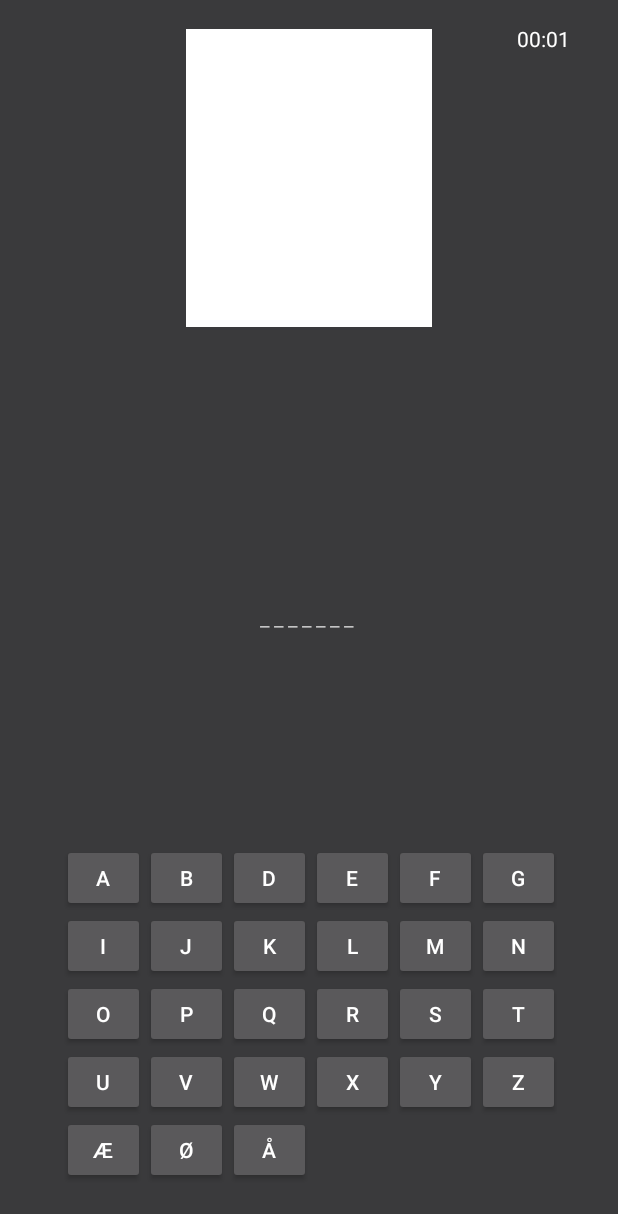
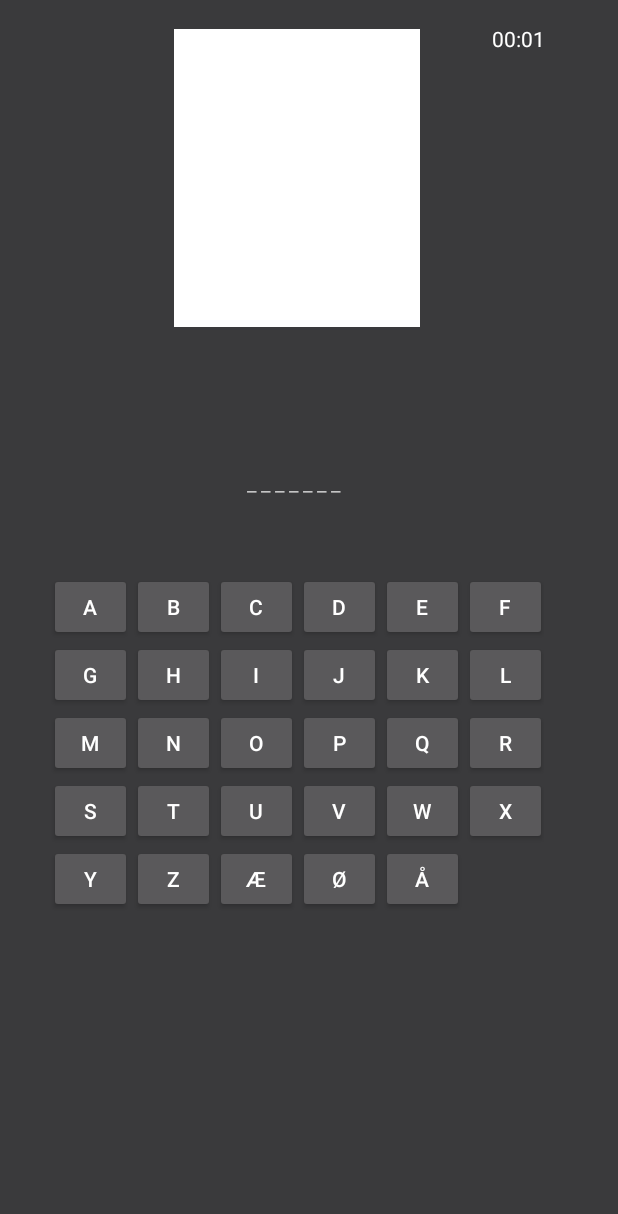
Before and after one commit to uruloke/Galgeleg, an Android app: the screen it shows after launch (Game before the commit, MainActivity after it), after a tap on "START", on a phone screen of 412 x 824 dp. Shown: the top 1214 px of the screen. Run offline under Robolectric (Android 15) with nearby library versions, the phone set to English and light mode, and no system bars; 3 statements that could not run were skipped.

Commit message:
Updated to use fragments.

```diff
--- a/app/src/main/AndroidManifest.xml
+++ b/app/src/main/AndroidManifest.xml
@@ -23,7 +23,6 @@
                 <category android:name="android.intent.category.LAUNCHER" />
             </intent-filter>
         </activity>
-        <activity android:name=".Game" />
 
         <meta-data
             android:name="com.google.android.gms.games.APP_ID"
--- a/app/src/main/java/dk/lost_world/Hangman/Game.java
+++ b/app/src/main/java/dk/lost_world/Hangman/Game.java
@@ -1,86 +1,60 @@
 package dk.lost_world.Hangman;
 
+
 import android.app.AlertDialog;
-import android.content.DialogInterface;
-import android.content.Intent;
+import android.app.Fragment;
+import android.os.Bundle;
 import android.os.SystemClock;
 import android.support.annotation.NonNull;
-import android.support.annotation.Nullable;
-import android.support.v7.app.AppCompatActivity;
-import android.os.Bundle;
 import android.text.format.DateFormat;
-import android.util.Log;
+import android.view.LayoutInflater;
 import android.view.View;
+import android.view.ViewGroup;
 import android.widget.Button;
 import android.widget.Chronometer;
-import android.widget.EditText;
 import android.widget.ImageView;
 import android.widget.TextView;
 
-import com.google.android.gms.common.ConnectionResult;
-import com.google.android.gms.common.api.GoogleApiClient;
-import com.google.android.gms.common.api.GoogleApiClient.ConnectionCallbacks;
-import com.google.android.gms.common.api.GoogleApiClient.OnConnectionFailedListener;
 import com.google.android.gms.games.Games;
 
 import org.apache.commons.lang3.StringUtils;
+
+import java.util.ArrayList;
 
 import dk.lost_world.Hangman.Hangman.HangmanWrapper;
 import dk.lost_world.Hangman.Hangman.OnGameDoneListener;
 import dk.lost_world.Hangman.Hangman.OnGameStartListener;
 
-public class Game extends AppCompatActivity implements OnGameDoneListener, OnGameStartListener, ConnectionCallbacks, OnConnectionFailedListener {
+import static dk.lost_world.Hangman.MainActivity.mGoogleApiClient;
 
-    private GoogleApiClient mGoogleApiClient;
+public class Game extends Fragment implements OnGameDoneListener, OnGameStartListener, View.OnClickListener {
+
     protected HangmanWrapper hangman;
     protected TextView word;
     protected ImageView hangmanView;
     private Chronometer mChronometer;
 
     @Override
-    protected void onCreate(Bundle savedInstanceState) {
-        super.onCreate(savedInstanceState);
-        setContentView(R.layout.activity_game);
-        hangmanView = findViewById(R.id.hangmanView);
-        mChronometer = findViewById(R.id.gameTime);
-        word = findViewById(R.id.word);
+    public View onCreateView(LayoutInflater inflater, ViewGroup container,
+                             Bundle savedInstanceState) {
+        View root = inflater.inflate(R.layout.fragment_game, container, false);
 
-        hangman = new HangmanWrapper();
+        hangman = HangmanWrapper.getInstance();
+        hangmanView = root.findViewById(R.id.hangmanView);
+        mChronometer = root.findViewById(R.id.gameTime);
+        word = root.findViewById(R.id.word);
+
         hangman.addGameDoneCallback(this);
         hangman.addGameStartCallback(this);
 
         word.setText(StringUtils.repeat("_ ", hangman.word().length()));
 
-        // Create the Google Api Client with access to Games
-        mGoogleApiClient = new GoogleApiClient.Builder(this)
-                .addConnectionCallbacks(this)
-                .addOnConnectionFailedListener(this)
-                .addApi(Games.API).addScope(Games.SCOPE_GAMES)
-                .build();
-
+        ArrayList<View> allButtons;
+        allButtons = root.findViewById(R.id.gridLayout).getTouchables();
+        allButtons.forEach(view -> view.setOnClickListener(this));
 
         hangman.start();
-    }
-
-    public void guessWord(View view) {
-        Button button = ((Button) view);
-        hangman.guess(Character.toLowerCase(button.getText().charAt(0)));
-        word.setText(StringUtils.replace(hangman.currentVisibleWord(), "*", "_ "));
-
-        setHangmanImageByWrongGuesses();
-        button.setEnabled(false);
-    }
-
-    @Override
-    protected void onStart() {
-        super.onStart();
-        mGoogleApiClient.connect();
-    }
-
-    @Override
-    protected void onStop() {
-        super.onStop();
-        mGoogleApiClient.disconnect();
+        return root;
     }
 
     @Override
@@ -96,12 +70,14 @@ public class Game extends AppCompatActivity implements OnGameDoneListener, OnGam
             Games.Leaderboards.submitScore(mGoogleApiClient, getString(R.string.leaderboard_score), score);
         }
 
-        AlertDialog.Builder builder = new AlertDialog.Builder(this);
+        AlertDialog.Builder builder = new AlertDialog.Builder(getContext());
         builder.setMessage(message);
         builder.setCancelable(false);
         builder.setPositiveButton("OK", (dialog, id) -> {
-            Intent intent = new Intent(this, MainActivity.class);
-            startActivity(intent);
+            getFragmentManager().beginTransaction()
+                    .remove(this)
+                    .add(R.id.fragmentView, new Menu())
+                    .commit();
         });
         AlertDialog alert = builder.create();
         alert.show();
@@ -117,17 +93,13 @@ public class Game extends AppCompatActivity implements OnGameDoneListener, OnGam
     }
 
     @Override
-    public void onConnected(@Nullable Bundle bundle) {
-    }
+    public void onClick(View v) {
+        Button button = ((Button) v);
+        hangman.guess(Character.toLowerCase(button.getText().charAt(0)));
+        word.setText(StringUtils.replace(hangman.currentVisibleWord(), "*", "_ "));
 
-    @Override
-    public void onConnectionSuspended(int i) {
-        mGoogleApiClient.connect();
-    }
-
-    @Override
-    public void onConnectionFailed(@NonNull ConnectionResult connectionResult) {
-        Log.e("Connection failed", connectionResult.toString());
+        setHangmanImageByWrongGuesses();
+        button.setEnabled(false);
     }
 
     private void setHangmanImageByWrongGuesses() {
--- a/app/src/main/java/dk/lost_world/Hangman/Hangman/Hangman.java
+++ b/app/src/main/java/dk/lost_world/Hangman/Hangman/Hangman.java
@@ -1,7 +1,4 @@
 package dk.lost_world.Hangman.Hangman;
-
-import android.os.Build;
-import android.support.annotation.RequiresApi;
 
 import java.io.BufferedReader;
 import java.io.IOException;
@@ -12,7 +9,7 @@ import java.util.Arrays;
 import java.util.HashSet;
 import java.util.Random;
 
-public class Hangman {
+class Hangman {
     private ArrayList<String> possibleWords = new ArrayList<>();
     private String word;
     private ArrayList<String> usedLetters = new ArrayList<>();
@@ -76,7 +73,6 @@ public class Hangman {
         updateVisibleWord();
     }
 
-    @RequiresApi(api = Build.VERSION_CODES.N)
     private void updateVisibleWord() {
         visibleWord = "";
         wonGame = true;
--- a/app/src/main/java/dk/lost_world/Hangman/Hangman/HangmanWrapper.java
+++ b/app/src/main/java/dk/lost_world/Hangman/Hangman/HangmanWrapper.java
@@ -8,7 +8,13 @@ public class HangmanWrapper extends Hangman {
     private ArrayList<OnGameStartListener> gameStartListeners;
     private boolean started = false;
 
-    public HangmanWrapper() {
+    private static final HangmanWrapper instance = new HangmanWrapper();
+
+    public static HangmanWrapper getInstance() {
+        return instance;
+    }
+
+    private HangmanWrapper() {
         super();
         gameDoneListeners = new ArrayList<>();
         gameStartListeners = new ArrayList<>();
--- a/app/src/main/java/dk/lost_world/Hangman/MainActivity.java
+++ b/app/src/main/java/dk/lost_world/Hangman/MainActivity.java
@@ -1,26 +1,28 @@
 package dk.lost_world.Hangman;
 
-import android.content.Intent;
+import android.content.pm.ActivityInfo;
+import android.os.Bundle;
 import android.support.annotation.NonNull;
 import android.support.annotation.Nullable;
 import android.support.v7.app.AppCompatActivity;
-import android.os.Bundle;
 import android.util.Log;
-import android.view.View;
 
 import com.google.android.gms.common.ConnectionResult;
 import com.google.android.gms.common.api.GoogleApiClient;
 import com.google.android.gms.games.Games;
 
+import dk.lost_world.Hangman.Hangman.HangmanWrapper;
+
 
 public class MainActivity extends AppCompatActivity implements GoogleApiClient.ConnectionCallbacks, GoogleApiClient.OnConnectionFailedListener{
 
-    private GoogleApiClient mGoogleApiClient;
+    public static GoogleApiClient mGoogleApiClient;
 
     @Override
     protected void onCreate(Bundle savedInstanceState) {
         super.onCreate(savedInstanceState);
 
+        setRequestedOrientation(ActivityInfo.SCREEN_ORIENTATION_PORTRAIT);
         setContentView(R.layout.activiy_main);
 
         // Create the Google Api Client with access to Games
@@ -29,17 +31,12 @@ public class MainActivity extends AppCompatActivity implements GoogleApiClient.C
                 .addOnConnectionFailedListener(this)
                 .addApi(Games.API).addScope(Games.SCOPE_GAMES)
                 .build();
+
+        getFragmentManager().beginTransaction()
+                .add(R.id.fragmentView, new Menu())
+                .commit();
     }
 
-    public void startGame(View view) {
-        Intent intent = new Intent(this, Game.class);
-        startActivity(intent);
-    }
-
-    public void launchScoreBoard(View view) {
-        startActivityForResult(Games.Leaderboards.getLeaderboardIntent(mGoogleApiClient,
-                getString(R.string.leaderboard_score)), 100);
-    }
 
     @Override
     protected void onStart() {
@@ -55,7 +52,6 @@ public class MainActivity extends AppCompatActivity implements GoogleApiClient.C
 
     @Override
     public void onConnected(@Nullable Bundle bundle) {
-        findViewById(R.id.Scoreboard).setVisibility(View.VISIBLE);
     }
 
     @Override
--- /dev/null
+++ b/app/src/main/java/dk/lost_world/Hangman/Menu.java
@@ -0,0 +1,73 @@
+package dk.lost_world.Hangman;
+
+
+import android.os.Bundle;
+import android.app.Fragment;
+import android.support.annotation.Nullable;
+import android.view.LayoutInflater;
+import android.view.View;
+import android.view.ViewGroup;
+import android.widget.Button;
+
+import com.google.android.gms.common.api.GoogleApiClient;
+import com.google.android.gms.games.Games;
+
+import static dk.lost_world.Hangman.MainActivity.mGoogleApiClient;
+
+
+/**
+ * A simple {@link Fragment} subclass.
+ */
+public class Menu extends Fragment implements View.OnClickListener, GoogleApiClient.ConnectionCallbacks {
+
+    private Button playButton;
+    private Button scoreButton;
+
+    @Override
+    public View onCreateView(LayoutInflater inflater, ViewGroup container, Bundle savedInstanceState) {
+        View root = inflater.inflate(R.layout.fragment_menu, container, false);
+
+        playButton = root.findViewById(R.id.start);
+        playButton.setOnClickListener(this);
+
+        scoreButton = root.findViewById(R.id.Scoreboard);
+        scoreButton.setOnClickListener(this);
+
+        mGoogleApiClient.registerConnectionCallbacks(this);
+
+        return root;
+    }
+
+    @Override
+    public void onClick(View v) {
+        if(v == playButton) {
+            startGame();
+        }
+        else if(v == scoreButton) {
+            launchScoreBoard();
+        }
+    }
+
+
+    public void startGame() {
+        getFragmentManager().beginTransaction()
+                .add(R.id.fragmentView, new Game())
+                .addToBackStack("StartGame")
+                .remove(this)
+                .commit();
+    }
+
+    public void launchScoreBoard() {
+        startActivityForResult(Games.Leaderboards.getLeaderboardIntent(mGoogleApiClient,getString(R.string.leaderboard_score)), 100);
+    }
+
+    @Override
+    public void onConnected(@Nullable Bundle bundle) {
+        getView().findViewById(R.id.Scoreboard).setVisibility(View.VISIBLE);
+    }
+
+    @Override
+    public void onConnectionSuspended(int i) {
+
+    }
+}
--- a/app/src/main/res/layout/activiy_main.xml
+++ b/app/src/main/res/layout/activiy_main.xml
@@ -1,63 +1,14 @@
 <?xml version="1.0" encoding="utf-8"?>
 <android.support.constraint.ConstraintLayout
-    xmlns:android="http://schemas.android.com/apk/res/android"
-    xmlns:app="http://schemas.android.com/apk/res-auto"
-    android:background="@color/windowBackground"
-    xmlns:tools="http://schemas.android.com/tools" android:layout_width="match_parent"
-    android:layout_height="match_parent" tools:context="dk.lost_world.Hangman.MainActivity">w
+xmlns:android="http://schemas.android.com/apk/res/android"
+xmlns:app="http://schemas.android.com/apk/res-auto"
+android:background="@color/windowBackground"
+xmlns:tools="http://schemas.android.com/tools" android:layout_width="match_parent"
+android:layout_height="match_parent" tools:context="dk.lost_world.Hangman.MainActivity">
 
-    <Button
-        android:id="@+id/start"
-        android:layout_width="0dp"
-        android:layout_height="95dp"
-        android:text="@string/start"
-        tools:layout_constraintRight_creator="1"
-        app:layout_constraintRight_toRightOf="parent"
-        tools:layout_constraintLeft_creator="1"
-        app:layout_constraintLeft_toLeftOf="parent"
-        app:layout_constraintHorizontal_bias="0.503"
-        tools:layout_constraintBottom_creator="1"
-        android:layout_marginStart="67dp"
-        app:layout_constraintBottom_toBottomOf="parent"
-        android:layout_marginEnd="67dp"
-        android:onClick="startGame"
-        android:layout_marginBottom="187dp" />
-
-    <Button
-        android:visibility="invisible"
-        android:id="@+id/Scoreboard"
-        android:onClick="launchScoreBoard"
-        android:layout_width="0dp"
-        android:layout_height="85dp"
-        android:text="@string/scoreboard"
-        tools:layout_constraintTop_creator="1"
-        tools:layout_constraintRight_creator="1"
-        app:layout_constraintRight_toRightOf="parent"
-        android:layout_marginTop="65dp"
-        app:layout_constraintTop_toBottomOf="@+id/start"
-        tools:layout_constraintLeft_creator="1"
-        app:layout_constraintLeft_toLeftOf="parent"
-        app:layout_constraintHorizontal_bias="0.502"
-        android:layout_marginStart="67dp"
-        android:layout_marginEnd="67dp" />
-
-    <ImageView
-        android:id="@+id/imageView2"
-        android:layout_width="0dp"
-        android:layout_height="0dp"
-        app:srcCompat="@drawable/homescreen_image"
-        tools:layout_constraintTop_creator="1"
-        tools:layout_constraintRight_creator="1"
-        tools:layout_constraintBottom_creator="1"
-        app:layout_constraintBottom_toTopOf="@+id/start"
-        android:layout_marginStart="33dp"
-        android:layout_marginEnd="33dp"
-        app:layout_constraintRight_toRightOf="parent"
-        android:layout_marginTop="16dp"
-        tools:layout_constraintLeft_creator="1"
-        android:layout_marginBottom="34dp"
-        app:layout_constraintLeft_toLeftOf="parent"
-        app:layout_constraintTop_toTopOf="parent"
-        android:contentDescription="" />
-
+<FrameLayout
+    android:id="@+id/fragmentView"
+    android:layout_width="395dp"
+    android:layout_height="643dp"
+    />
 </android.support.constraint.ConstraintLayout>
--- a/app/src/main/res/layout/activity_game.xml
+++ b/app/src/main/res/layout/fragment_game.xml
@@ -4,7 +4,7 @@
     xmlns:tools="http://schemas.android.com/tools"
     android:layout_width="match_parent"
     android:layout_height="match_parent"
-    tools:context="dk.lost_world.Hangman.Game">
+    tools:context="dk.lost_world.Hangman.game2">
 
     <ImageView
         android:id="@+id/hangmanView"
@@ -64,191 +64,183 @@
             android:id="@+id/press_a"
             android:layout_width="55dp"
             android:layout_height="45dp"
-            android:onClick="guessWord"
+
             android:text="A" />
 
         <Button
             android:id="@+id/press_b"
             android:layout_width="55dp"
             android:layout_height="45dp"
-            android:onClick="guessWord"
+
             android:text="B" />
+
+        <Button
+            android:id="@+id/press_c"
+            android:layout_width="55dp"
+            android:layout_height="45dp"
+
+            android:text="C" />
 
         <Button
             android:id="@+id/press_d"
             android:layout_width="55dp"
             android:layout_height="45dp"
-            android:onClick="guessWord"
+
             android:text="D" />
 
         <Button
             android:id="@+id/press_e"
             android:layout_width="55dp"
             android:layout_height="45dp"
-            android:onClick="guessWord"
+
             android:text="E" />
 
         <Button
             android:id="@+id/press_f"
             android:layout_width="55dp"
             android:layout_height="45dp"
-            android:onClick="guessWord"
+
             android:text="F" />
 
         <Button
             android:id="@+id/press_g"
             android:layout_width="55dp"
             android:layout_height="45dp"
-            android:onClick="guessWord"
+
             android:text="G" />
 
+        <Button
+            android:id="@+id/press_h"
+            android:layout_width="55dp"
+            android:layout_height="45dp"
+
+            android:text="H" />
         <Button
             android:id="@+id/press_i"
             android:layout_width="55dp"
             android:layout_height="45dp"
-            android:onClick="guessWord"
+
             android:text="I" />
-
         <Button
             android:id="@+id/press_j"
             android:layout_width="55dp"
             android:layout_height="45dp"
-            android:onClick="guessWord"
+
             android:text="J" />
-
         <Button
             android:id="@+id/press_k"
             android:layout_width="55dp"
             android:layout_height="45dp"
-            android:onClick="guessWord"
+
             android:text="K" />
-
         <Button
             android:id="@+id/press_l"
             android:layout_width="55dp"
             android:layout_height="45dp"
-            android:onClick="guessWord"
+
             android:text="L" />
-
         <Button
             android:id="@+id/press_m"
             android:layout_width="55dp"
             android:layout_height="45dp"
-            android:onClick="guessWord"
+
             android:text="M" />
-
         <Button
             android:id="@+id/press_n"
             android:layout_width="55dp"
             android:layout_height="45dp"
-            android:onClick="guessWord"
+
             android:text="N" />
-
         <Button
             android:id="@+id/press_o"
             android:layout_width="55dp"
             android:layout_height="45dp"
-            android:onClick="guessWord"
+
             android:text="O" />
-
         <Button
             android:id="@+id/press_p"
             android:layout_width="55dp"
             android:layout_height="45dp"
-            android:onClick="guessWord"
+
             android:text="P" />
-
         <Button
             android:id="@+id/press_q"
             android:layout_width="55dp"
             android:layout_height="45dp"
-            android:onClick="guessWord"
+
             android:text="Q" />
-
         <Button
             android:id="@+id/press_r"
             android:layout_width="55dp"
             android:layout_height="45dp"
-            android:onClick="guessWord"
+
             android:text="R" />
-
         <Button
             android:id="@+id/press_s"
             android:layout_width="55dp"
             android:layout_height="45dp"
-            android:onClick="guessWord"
+
             android:text="S" />
-
         <Button
             android:id="@+id/press_t"
             android:layout_width="55dp"
             android:layout_height="45dp"
-            android:onClick="guessWord"
+
             android:text="T" />
-
         <Button
             android:id="@+id/press_u"
             android:layout_width="55dp"
             android:layout_height="45dp"
-            android:onClick="guessWord"
+
             android:text="U" />
-
         <Button
             android:id="@+id/press_v"
             android:layout_width="55dp"
             android:layout_height="45dp"
-            android:onClick="guessWord"
+
             android:text="V" />
-
         <Button
             android:id="@+id/press_w"
             android:layout_width="55dp"
             android:layout_height="45dp"
-            android:onClick="guessWord"
+
             android:text="W" />
-
         <Button
             android:id="@+id/press_x"
             android:layout_width="55dp"
             android:layout_height="45dp"
-            android:onClick="guessWord"
+
             android:text="X" />
-
         <Button
             android:id="@+id/press_y"
             android:layout_width="55dp"
             android:layout_height="45dp"
-            android:onClick="guessWord"
+
             android:text="Y" />
-
         <Button
             android:id="@+id/press_z"
             android:layout_width="55dp"
             android:layout_height="45dp"
-            android:onClick="guessWord"
+
             android:text="Z" />
-
         <Button
             android:id="@+id/press_æ"
             android:layout_width="55dp"
             android:layout_height="45dp"
-            android:onClick="guessWord"
+
             android:text="Æ" />
-
         <Button
             android:id="@+id/press_ø"
             android:layout_width="55dp"
             android:layout_height="45dp"
-            android:onClick="guessWord"
+
             android:text="Ø" />
-
         <Button
             android:id="@+id/press_å"
             android:layout_width="55dp"
             android:layout_height="45dp"
-            android:onClick="guessWord"
+
             android:text="Å" />
-
     </GridLayout>
 
 
--- a/app/src/main/res/values/strings.xml
+++ b/app/src/main/res/values/strings.xml
@@ -12,4 +12,7 @@
     <string name="license_failed">License check failed.</string>
     <string name="game_won">You won. \n\n Score: %1$d \n Time: %2$d \n Wrong guesses: %3$d</string>
     <string name="game_lost">Too many wrong guesses. \n word was: %1$s</string>
+
+    <!-- TODO: Remove or change this placeholder text -->
+    <string name="hello_blank_fragment">Hello blank fragment</string>
 </resources>
```
Also changed, not shown: app/src/main/res/layout/fragment_menu.xml (added, +60 -0 lines).
